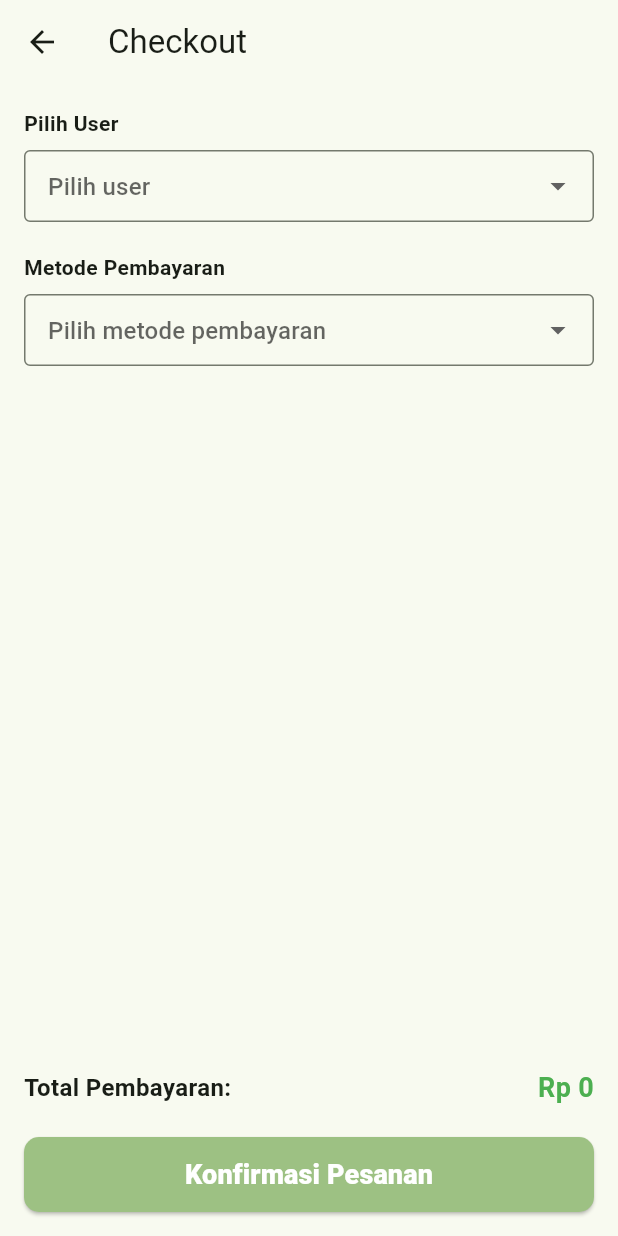
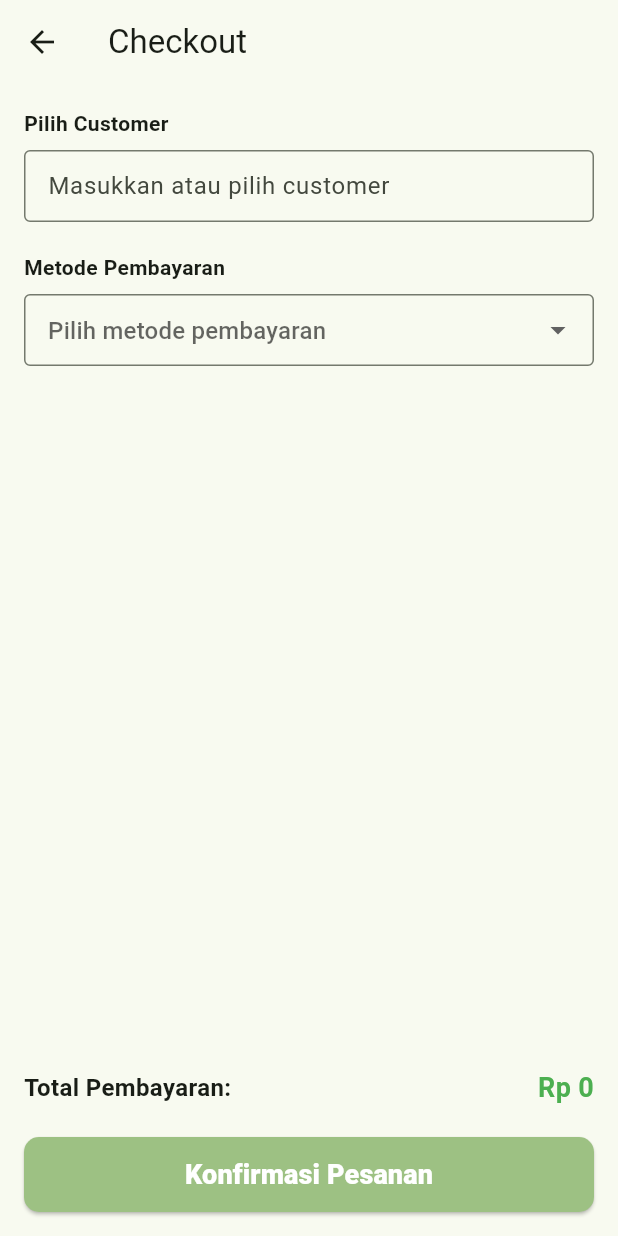
Before and after one commit to itsdrsw/POS-Flutter, a Flutter app: the BakeryCheckout screen opened directly with empty values, on a phone screen of 412 x 824 dp. Run offline on Flutter 3.47's test engine with Material 3 defaults, Android fonts, the phone set to English and light mode, and no system bars; our stand-ins replace carousel_slider.

Commit message:
[UPDATE] Mengubah auto complete pada pemilihan user

```diff
--- a/lib/pages/apps/bakery/bakery_checkout.dart
+++ b/lib/pages/apps/bakery/bakery_checkout.dart
@@ -13,7 +13,7 @@ class _BakeryCheckoutState extends State<BakeryCheckout> {
   String? selectedUser;
   String? selectedPayment;
 
-  final List<String> users = ["Hanoman", "Sinta", "Rama"];
+  final List<String> users = ["Hanoman", "Sinta", "Rama", "Sinda", "Hendy"];
   final List<String> payments = ["Cash", "Transfer Bank", "QRIS"];
   final formatter = NumberFormat.currency(
     locale: 'id_ID',
@@ -32,23 +32,51 @@ class _BakeryCheckoutState extends State<BakeryCheckout> {
           children: [
             // Pilih User
             const Text(
-              "Pilih User",
+              "Pilih Customer",
               style: TextStyle(fontWeight: FontWeight.w600),
             ),
             const SizedBox(height: 8),
-            DropdownButtonFormField<String>(
-              value: selectedUser,
-              items: users.map((user) {
-                return DropdownMenuItem(value: user, child: Text(user));
-              }).toList(),
-              onChanged: (val) => setState(() => selectedUser = val),
-              decoration: const InputDecoration(
-                border: OutlineInputBorder(),
-                hintText: "Pilih user",
-                isDense: true,
-              ),
+            Autocomplete<String>(
+              optionsBuilder: (TextEditingValue textEditingValue) {
+                if (textEditingValue.text.isEmpty) {
+                  return const Iterable<String>.empty();
+                }
+                return users.where(
+                  (user) => user.toLowerCase().contains(
+                    textEditingValue.text.toLowerCase(),
+                  ),
+                );
+              },
+              onSelected: (String selection) {
+                setState(() {
+                  selectedUser = selection;
+                });
+              },
+              fieldViewBuilder:
+                  (context, controller, focusNode, onFieldSubmitted) {
+                    return TextFormField(
+                      controller: controller,
+                      focusNode: focusNode,
+                      decoration: const InputDecoration(
+                        border: OutlineInputBorder(),
+                        hintText: "Masukkan atau pilih customer",
+                        isDense: true,
+                      ),
+                    );
+                  },
             ),
-
+            // DropdownButtonFormField<String>(
+            //   value: selectedUser,
+            //   items: users.map((user) {
+            //     return DropdownMenuItem(value: user, child: Text(user));
+            //   }).toList(),
+            //   onChanged: (val) => setState(() => selectedUser = val),
+            //   decoration: const InputDecoration(
+            //     border: OutlineInputBorder(),
+            //     hintText: "Pilih customer",
+            //     isDense: true,
+            //   ),
+            // ),
             const SizedBox(height: 20),
 
             // Metode Pembayaran
```
